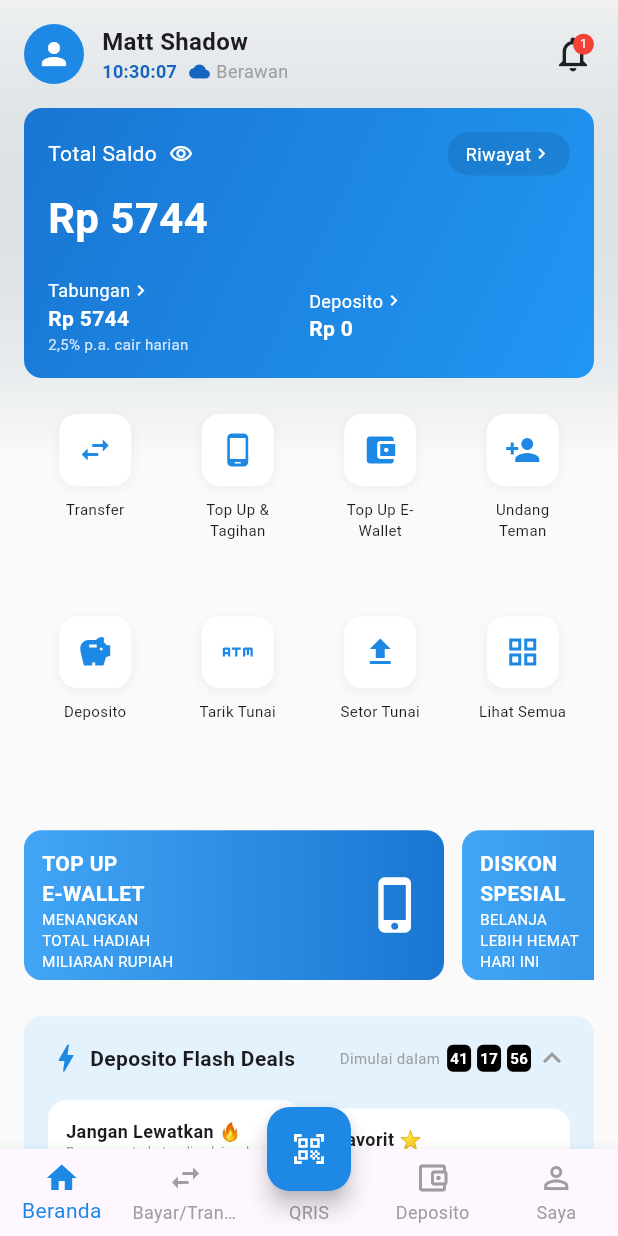
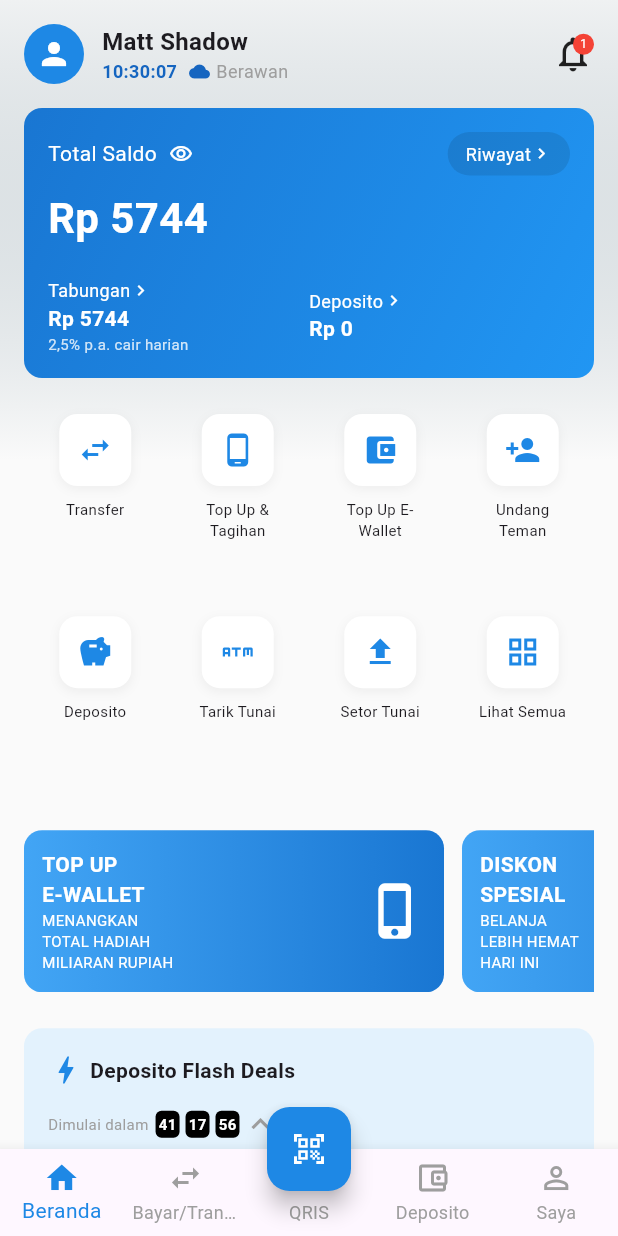
Before and after one commit to rakuszz0/e-money-clone, a Flutter app: the screen it shows after launch, on a phone screen of 412 x 824 dp. Run offline on Flutter 3.47's test engine with Material 3 defaults, Android fonts, the phone set to English and light mode, and no system bars.

```diff
--- a/lib/screens/home_screen.dart
+++ b/lib/screens/home_screen.dart
@@ -406,7 +406,7 @@ class HomeScreen extends StatelessWidget {
   Widget _promoItem(String title, String subtitle) {
     return Container(
       width: 280,
-      height: 100,
+      height: 108,
       decoration: BoxDecoration(
         gradient: LinearGradient(colors: [Colors.blue[400]!, Colors.blue[700]!]),
         borderRadius: BorderRadius.circular(12),
@@ -438,29 +438,35 @@ class HomeScreen extends StatelessWidget {
       borderRadius: BorderRadius.circular(12),
     ),
     child: Column(
+      crossAxisAlignment: CrossAxisAlignment.start, // Rata kiri
       children: [
-          Row(
-            mainAxisAlignment: MainAxisAlignment.spaceBetween,
-            children: [
+        // Baris 1: Icon dan Judul (di atas)
         Row(
           children: [
             Icon(Icons.bolt, color: Colors.blue[600]),
             const SizedBox(width: 4),
-                  const Text('Deposito Flash Deals', style: TextStyle(fontWeight: FontWeight.bold)),
+            const Text('Deposito Flash Deals',
+              style: TextStyle(fontWeight: FontWeight.bold),
+            ),
           ],
         ),
+        const SizedBox(height: 12), // Jarak ke timer
+
+        // Baris 2: Timer (di bawah judul)
         Row(
           children: [
-                  const Text('Dimulai dalam ', style: TextStyle(fontSize: 10, color: Colors.grey)),
+            const Text('Dimulai dalam ',
+              style: TextStyle(fontSize: 10, color: Colors.grey),
+            ),
             _timerBox('41'),
             _timerBox('17'),
             _timerBox('56'),
             const Icon(Icons.expand_less, color: Colors.grey),
           ],
         ),
-            ],
-          ),
-          const SizedBox(height: 16),
+        const SizedBox(height: 16), // Jarak ke deal items
+
+        // Baris 3: Deal items (2 item)
         Row(
           children: [
             _dealItem('Jangan Lewatkan 🔥', 'Penawaran terbatas dimulai pada Senin 7:00 PM', '12 bulan', '7% p.a.', '50 kuota'),
@@ -488,20 +494,32 @@ class HomeScreen extends StatelessWidget {
   Widget _dealItem(String title, String sub, String tenure, String rate, String quota) {
   return Expanded(
     child: Container(
-        padding: const EdgeInsets.all(12),
+      padding: const EdgeInsets.all(8), // Kurangi padding
       decoration: BoxDecoration(
         color: Colors.white,
         borderRadius: BorderRadius.circular(12),
       ),
       child: Column(
         crossAxisAlignment: CrossAxisAlignment.start,
+        mainAxisSize: MainAxisSize.min, // Penting!
         children: [
-            Text(title, style: const TextStyle(fontWeight: FontWeight.bold, fontSize: 12)),
-            Text(sub, style: const TextStyle(fontSize: 8, color: Colors.grey)),
-            const SizedBox(height: 12),
-            Text(tenure, style: const TextStyle(fontSize: 10)),
-            Text(rate, style: TextStyle(color: Colors.blue[600], fontWeight: FontWeight.bold, fontSize: 18)),
-            Text(quota, style: const TextStyle(fontSize: 8, color: Colors.grey)),
+          Text(title,
+            style: const TextStyle(fontWeight: FontWeight.bold, fontSize: 11),
+            maxLines: 2,
+            overflow: TextOverflow.ellipsis,
+          ),
+          const SizedBox(height: 4),
+          Text(sub,
+            style: const TextStyle(fontSize: 7, color: Colors.grey),
+            maxLines: 2,
+            overflow: TextOverflow.ellipsis,
+          ),
+          const SizedBox(height: 6),
+          Text(tenure, style: const TextStyle(fontSize: 9)),
+          Text(rate,
+            style: TextStyle(color: Colors.blue[600], fontWeight: FontWeight.bold, fontSize: 16),
+          ),
+          Text(quota, style: const TextStyle(fontSize: 7, color: Colors.grey)),
           ],
         ),
       ),
--- a/pubspec.yaml
+++ b/pubspec.yaml
@@ -12,6 +12,8 @@ dependencies:
   cupertino_icons: ^1.0.2
   intl: ^0.18.1
   provider: ^6.0.5
+  # mobile_scanner: ^5.1.1
+  # image_picker: ^1.1.2
 
 dev_dependencies:
   flutter_test:
```
Also changed, not shown: 13 other files. Lines whose indentation alone changed are shown as unchanged.
